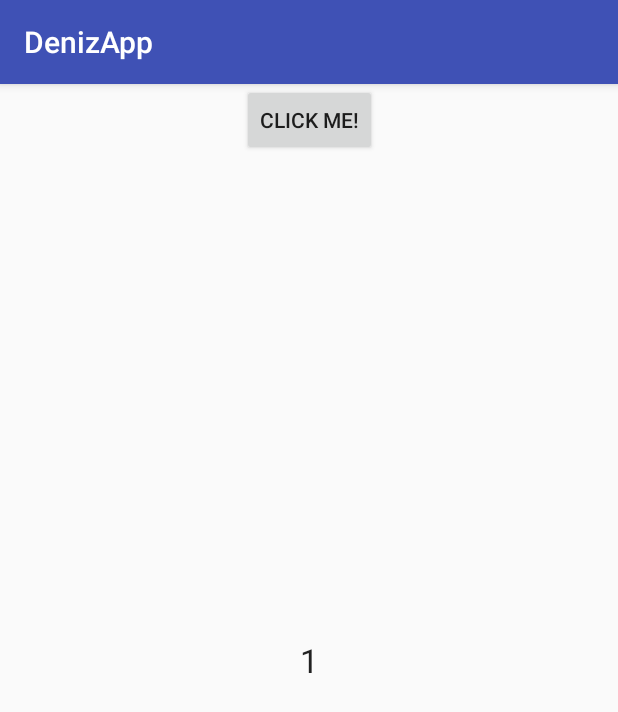
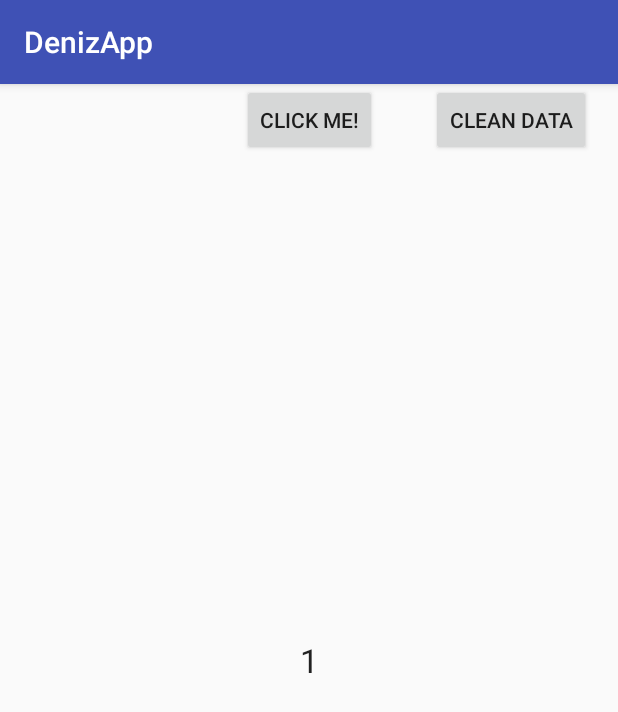
Before and after one commit to MGMM2017/Smoking-Detection, an Android app: the screen it shows after launch (MainActivity), after a tap on "CLICK ME!", on a phone screen of 412 x 824 dp. Shown: the top 712 px of the screen. Run offline under Robolectric (Android 15) with nearby library versions, the light colour scheme and no system bars.

Commit message:
each button presss is written in date format!

```diff
--- a/DenizApp/app/src/main/java/com/example/rigby/denizapp/MainActivity.java
+++ b/DenizApp/app/src/main/java/com/example/rigby/denizapp/MainActivity.java
@@ -1,15 +1,25 @@
 package com.example.rigby.denizapp;
 
+import android.content.Context;
 import android.support.v7.app.AppCompatActivity;
 import android.os.Bundle;
+import android.util.Log;
 import android.widget.Button;
 import android.view.View.OnClickListener;
 import android.view.View;
 import android.widget.TextView;
 
+import java.io.BufferedReader;
+import java.io.FileNotFoundException;
+import java.io.IOException;
+import java.io.InputStream;
+import java.io.InputStreamReader;
+import java.io.OutputStreamWriter;
+import java.util.Calendar;
+
 public class MainActivity extends AppCompatActivity {
     Button button;
-    int valuePressed=0;
+    Button buttonClear;
     TextView textView;
     @Override
     protected void onCreate(Bundle savedInstanceState) {
@@ -17,16 +27,109 @@ public class MainActivity extends AppCompatActivity {
         setContentView(R.layout.activity_main);
         textView = (TextView) findViewById(R.id.textView);
         button = (Button) findViewById(R.id.button);
+        buttonClear = (Button) findViewById(R.id.button2);
+        final Context context = getApplicationContext();
+        if(readFromFile(context)==null){
+            textView.setText("0");
+        }
+        else{
+            textView.setText(countLinesFromFile(context).toString());
+        }
+
         button.setOnClickListener(new OnClickListener() {
 
             @Override
             public void onClick(View arg0) {
-                valuePressed++;
-                String vp = Integer.toString(valuePressed);
-                textView.setText(vp);
-
+                Calendar c = Calendar.getInstance();
+                String date = c.getTime().toString();
+                writeToFile(date,context);
+                textView.setText(countLinesFromFile(context).toString());
             }
 
         });
+
+        buttonClear.setOnClickListener(new OnClickListener() {
+            @Override
+            public void onClick(View v) {
+                clearFile(context);
+                textView.setText(readFromFile(context));
+            }
+        });
     }
+
+    private void writeToFile(String data,Context context) {
+        try {
+            OutputStreamWriter outputStreamWriter = new OutputStreamWriter(context.openFileOutput("stats.txt", Context.MODE_APPEND));
+            outputStreamWriter.write(data);
+            outputStreamWriter.write("\n");
+            outputStreamWriter.close();
+        } catch (IOException e) {
+            e.printStackTrace();
+        }
+    }
+
+    private String readFromFile(Context context) {
+
+        String ret = "";
+
+        try {
+            InputStream inputStream = context.openFileInput("stats.txt");
+
+            if ( inputStream != null ) {
+                InputStreamReader inputStreamReader = new InputStreamReader(inputStream);
+                BufferedReader bufferedReader = new BufferedReader(inputStreamReader);
+                String receiveString = "";
+                StringBuilder stringBuilder = new StringBuilder();
+
+                while ( (receiveString = bufferedReader.readLine()) != null ) {
+                    stringBuilder.append(receiveString);
+                }
+
+                inputStream.close();
+                ret = stringBuilder.toString();
+            }
+        }
+        catch (FileNotFoundException e) {
+            Log.e("login activity", "File not found: " + e.toString());
+        } catch (IOException e) {
+            Log.e("login activity", "Can not read file: " + e.toString());
+        }
+
+        return ret;
+    }
+
+    private void clearFile(Context context) {
+        try {
+            OutputStreamWriter outputStreamWriter = new OutputStreamWriter(context.openFileOutput("stats.txt", Context.MODE_PRIVATE));
+            outputStreamWriter.write("");
+            outputStreamWriter.close();
+        } catch (IOException e) {
+            e.printStackTrace();
+        }
+    }
+
+    private Integer countLinesFromFile(Context context) {
+        int numberOfLines=0;
+        try {
+            InputStream inputStream = context.openFileInput("stats.txt");
+
+            if ( inputStream != null ) {
+                InputStreamReader inputStreamReader = new InputStreamReader(inputStream);
+                BufferedReader bufferedReader = new BufferedReader(inputStreamReader);
+
+                while ( (bufferedReader.readLine()) != null ) {
+                    numberOfLines++;
+                }
+                inputStream.close();
+            }
+
+        }
+        catch (FileNotFoundException e) {
+            Log.e("login activity", "File not found: " + e.toString());
+        } catch (IOException e) {
+            Log.e("login activity", "Can not read file: " + e.toString());
+        }
+        return numberOfLines;
+    }
+
 }
--- a/DenizApp/app/src/main/res/layout/activity_main.xml
+++ b/DenizApp/app/src/main/res/layout/activity_main.xml
@@ -26,4 +26,14 @@
         app:layout_constraintRight_toRightOf="parent"
         app:layout_constraintTop_toTopOf="parent" />
 
+    <Button
+        android:id="@+id/button2"
+        android:layout_width="wrap_content"
+        android:layout_height="wrap_content"
+        android:text="Clean DATA"
+        tools:layout_editor_absoluteY="447dp"
+        app:layout_constraintRight_toRightOf="parent"
+        app:layout_constraintLeft_toLeftOf="parent"
+        app:layout_constraintHorizontal_bias="0.942" />
+
 </android.support.constraint.ConstraintLayout>
```
